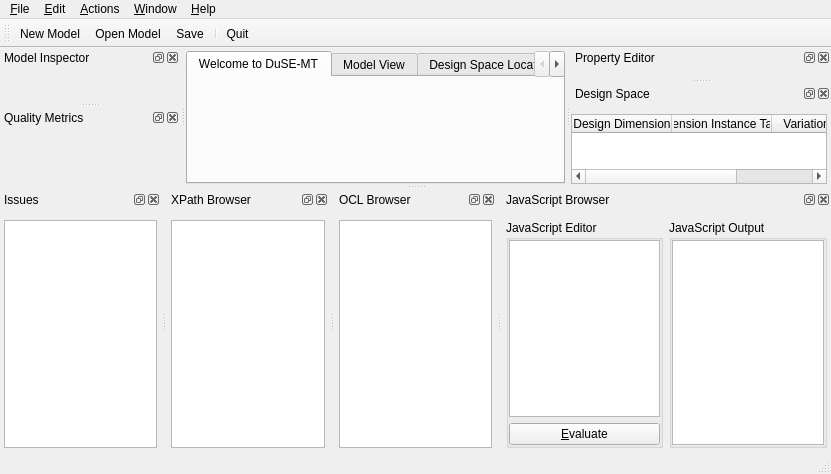
This is examples/uml/duse-mt/mainwindow.ui in qt/qtmodeling as Qt 5 draws it before an edit. The edited form follows.
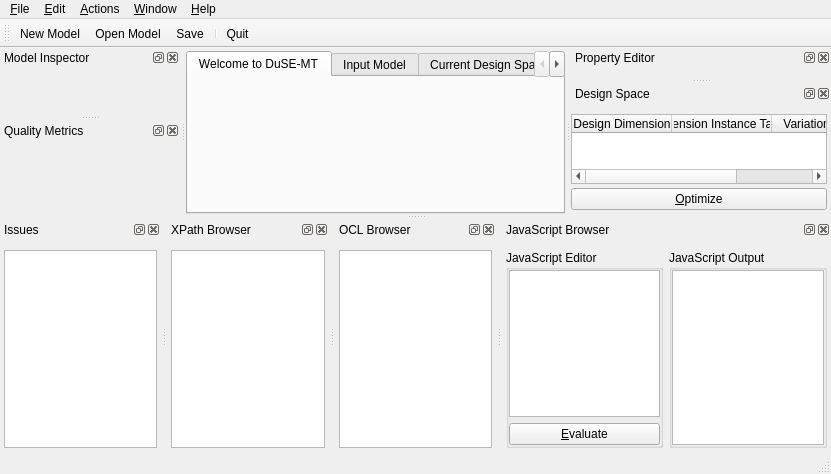
This is the edited form. The open tabs and pages were chosen to show the change. Icons and pictures are not drawn. Custom widgets are drawn as their Qt base class.

The edit to the form file:
```diff
--- a/examples/uml/duse-mt/mainwindow.ui
+++ b/examples/uml/duse-mt/mainwindow.ui
@@ -60,7 +60,7 @@
       </widget>
       <widget class="QWidget" name="tabModelView">
        <attribute name="title">
-        <string>Model View</string>
+        <string>Input Model</string>
        </attribute>
        <layout class="QGridLayout" name="gridLayout_11">
         <property name="leftMargin">
@@ -82,7 +82,7 @@
       </widget>
       <widget class="QWidget" name="tabDesignSpaceLocationView">
        <attribute name="title">
-        <string>Design Space Location View</string>
+        <string>Current Design Space Location</string>
        </attribute>
        <layout class="QGridLayout" name="gridLayout_15">
         <property name="leftMargin">
@@ -104,7 +104,7 @@
       </widget>
       <widget class="QWidget" name="tabParetoFront">
        <attribute name="title">
-        <string>Pareto Front View</string>
+        <string>Pareto Front</string>
        </attribute>
        <layout class="QGridLayout" name="gridLayout_12">
         <property name="leftMargin">
@@ -454,7 +454,10 @@
       <number>4</number>
      </property>
      <property name="bottomMargin">
-      <number>0</number>
+      <number>4</number>
+     </property>
+     <property name="verticalSpacing">
+      <number>4</number>
      </property>
      <item row="0" column="0">
       <widget class="QTableWidget" name="tblDesignSpace">
@@ -484,6 +487,13 @@
        </column>
       </widget>
      </item>
+     <item row="1" column="0">
+      <widget class="QPushButton" name="btnOptimize">
+       <property name="text">
+        <string>&amp;Optimize</string>
+       </property>
+      </widget>
+     </item>
     </layout>
    </widget>
   </widget>
```
Left out of the diff: 2 changed lines with no effect on the pictures.
